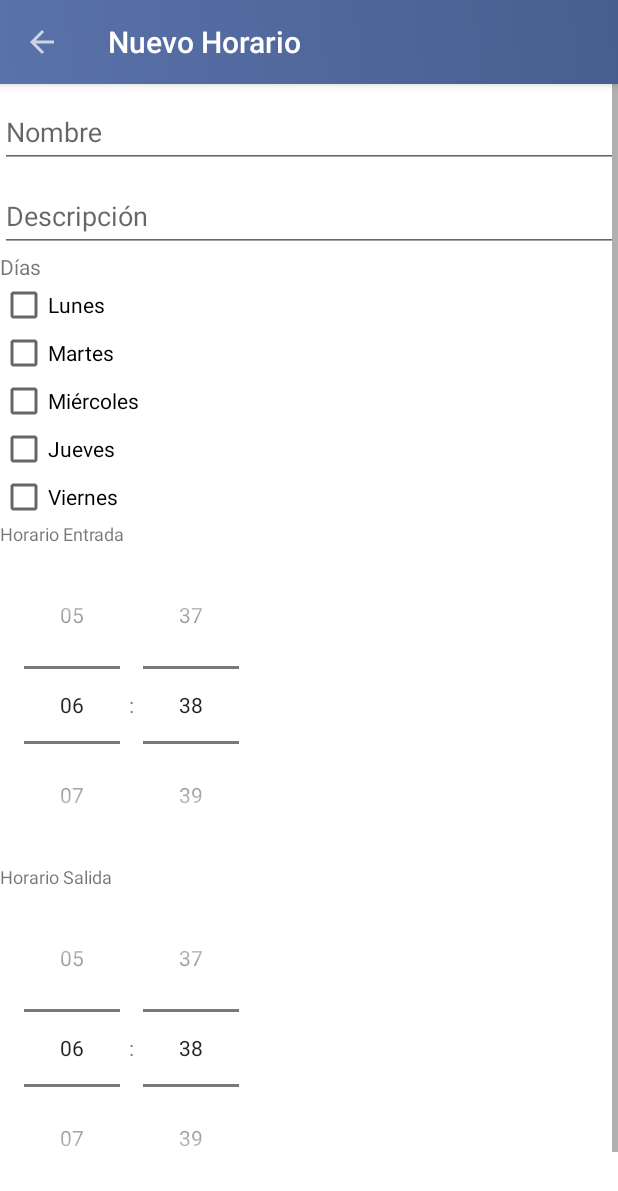
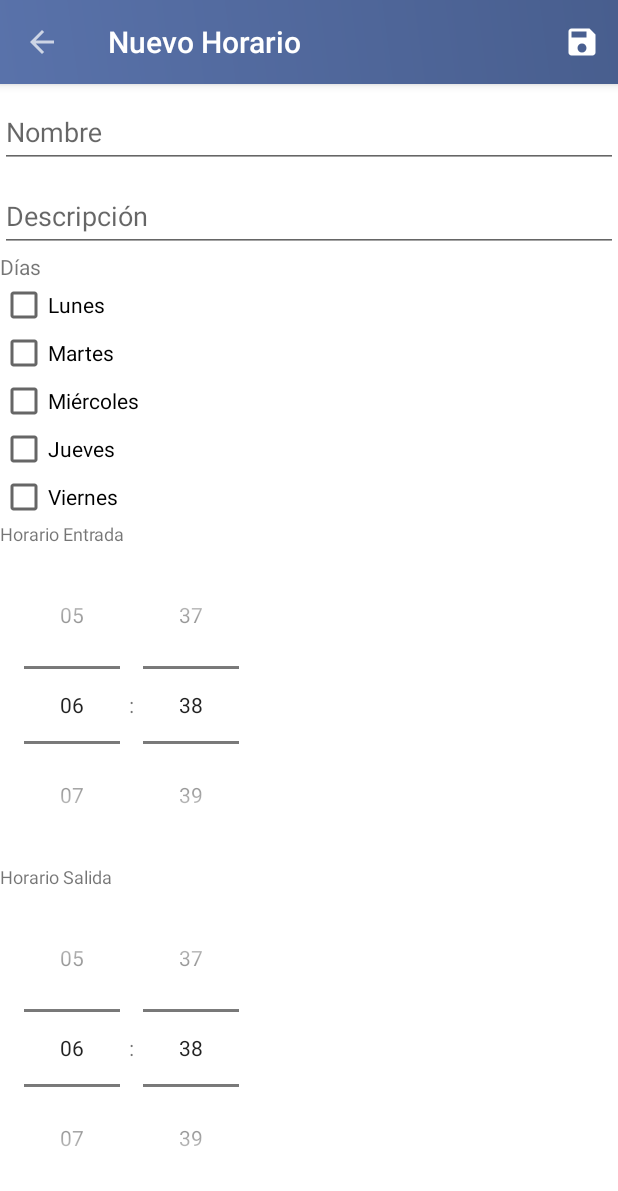
Before and after one commit to 420042e/ControlDeIngreso, an Android app: the NuevoHorarioActivity screen opened directly, with no data from a screen before it, on a phone screen of 412 x 824 dp. Shown: the top 1191 px of the screen. Run offline under Robolectric (Android 15) with nearby library versions, the phone set to English and light mode, and no system bars; libraries missing offline, so code that uses them is left out: com.mobsandgeeks.saripaar; 2 statements that could not run were skipped.

Commit message:
Se añadió botón guardar a la actividad nuevo horario

```diff
--- a/app/src/main/java/com/stbnlycan/controldeingreso/EditarVisitanteActivity.java
+++ b/app/src/main/java/com/stbnlycan/controldeingreso/EditarVisitanteActivity.java
@@ -137,9 +137,6 @@ public class EditarVisitanteActivity extends AppCompatActivity implements Valida
         //getDataTipoVisitante();
 
         Picasso.get().load("http://190.129.90.115:8083/ingresoVisitantes/visitante/mostrarFoto?foto=" + visitanteRecibido.getVteImagen()).centerCrop().resize(500, 500).into(visitanteIV);
-        //Picasso.get().load(new File(Environment.getExternalStorageDirectory().getAbsolutePath() + "/Download/prueba.jpg")).centerCrop().resize(150, 150).into(visitanteIV);
-
-
 
         ciET.setText(visitanteRecibido.getVteCi());
         nombreET.setText(visitanteRecibido.getVteNombre());
--- a/app/src/main/java/com/stbnlycan/controldeingreso/Horarios.java
+++ b/app/src/main/java/com/stbnlycan/controldeingreso/Horarios.java
@@ -223,7 +223,6 @@ public class Horarios extends AppCompatActivity implements HorariosAdapter.OnVis
                         displayTipoVisitanteData(tipoVisitanteSel);
 
                         fetchHorarios(recintoRecibido.getRecCod(), tipoVisitanteSel.getTviCod(),"%","%");
-                        //fetchHorarios("YAC01","2","%","%");
                     }
                     @Override
                     public void onNothingSelected(AdapterView<?> parent) {
--- a/app/src/main/java/com/stbnlycan/controldeingreso/NuevoHorarioActivity.java
+++ b/app/src/main/java/com/stbnlycan/controldeingreso/NuevoHorarioActivity.java
@@ -9,6 +9,8 @@ import androidx.fragment.app.FragmentTransaction;
 import android.content.Intent;
 import android.os.Bundle;
 import android.util.Log;
+import android.view.Menu;
+import android.view.MenuInflater;
 import android.view.MenuItem;
 import android.view.View;
 import android.widget.ArrayAdapter;
@@ -73,8 +75,6 @@ public class NuevoHorarioActivity extends AppCompatActivity implements Validator
     private CheckBox dia4;
     private CheckBox dia5;
 
-    private Button btnNH;
-
     @Override
     protected void onCreate(Bundle savedInstanceState) {
         super.onCreate(savedInstanceState);
@@ -99,8 +99,6 @@ public class NuevoHorarioActivity extends AppCompatActivity implements Validator
         entrada = findViewById(R.id.entrada);
         salida = findViewById(R.id.salida);
 
-        btnNH = findViewById(R.id.btnNH);
-
         /*ActionBar actionBar = getSupportActionBar();
         actionBar.setDisplayHomeAsUpEnabled(true);*/
 
@@ -115,13 +113,6 @@ public class NuevoHorarioActivity extends AppCompatActivity implements Validator
         salida = (TimePicker)findViewById(R.id.salida);
         salida.setIs24HourView(true);
 
-        btnNH.setOnClickListener(new View.OnClickListener() {
-            @Override
-            public void onClick(View v) {
-                validator.validate();
-                //Log.d("msg", "hola");
-            }
-        });
     }
 
     @Override
@@ -130,8 +121,18 @@ public class NuevoHorarioActivity extends AppCompatActivity implements Validator
             case android.R.id.home:
                 finish();
                 return false;
+            case R.id.action_nuevo_horario:
+                validator.validate();
+                return false;
         }
         return super.onOptionsItemSelected(item);
+    }
+
+    @Override
+    public boolean onCreateOptionsMenu(Menu menu) {
+        MenuInflater inflater = getMenuInflater();
+        inflater.inflate(R.menu.menu_nh, menu);
+        return true;
     }
 
     private void registrarHorario() {
--- a/app/src/main/res/layout/activity_editar_visitante.xml
+++ b/app/src/main/res/layout/activity_editar_visitante.xml
@@ -43,7 +43,7 @@
 
                 <ImageView
                     android:id="@+id/visitanteIV"
-                    android:layout_width="wrap_content"
+                    android:layout_width="match_parent"
                     android:layout_height="wrap_content"
                     android:layout_gravity="center_horizontal" />
             </LinearLayout>
--- a/app/src/main/res/layout/activity_horarios.xml
+++ b/app/src/main/res/layout/activity_horarios.xml
@@ -33,7 +33,8 @@
             android:id="@+id/textView7"
             android:layout_width="match_parent"
             android:layout_height="wrap_content"
-            android:text="Tipo de visitante" />
+            android:text="Tipo de visitante"
+            android:textSize="12sp"/>
 
         <Spinner
             android:id="@+id/tipoVisitante"
--- a/app/src/main/res/layout/activity_nuevo_horario.xml
+++ b/app/src/main/res/layout/activity_nuevo_horario.xml
@@ -126,24 +126,6 @@
                 android:layout_height="wrap_content"
                 android:timePickerMode="spinner" />
 
-            <com.google.android.material.button.MaterialButton
-                android:id="@+id/btnNH"
-                android:layout_width="match_parent"
-                android:layout_height="wrap_content"
-                android:layout_margin="16dp"
-                android:gravity="center"
-
-                android:text="Guardar Horario"
-                android:textAllCaps="true"
-                app:backgroundTint="#2196F3"
-                app:icon="@drawable/ic_save_black_24dp"
-                app:iconGravity="textStart"
-                app:iconPadding="20dp"
-                app:iconTint="#FFFFFF"
-                app:layout_constraintBottom_toBottomOf="parent"
-                app:layout_constraintEnd_toEndOf="parent"
-                app:layout_constraintStart_toStartOf="parent" />
-
         </LinearLayout>
 
     </ScrollView>
--- /dev/null
+++ b/app/src/main/res/menu/menu_nh.xml
@@ -0,0 +1,9 @@
+<?xml version="1.0" encoding="utf-8"?>
+<menu xmlns:android="http://schemas.android.com/apk/res/android"
+    xmlns:app="http://schemas.android.com/apk/res-auto">
+    <item
+        android:id="@+id/action_nuevo_horario"
+        android:icon="@drawable/ic_save_white_24dp"
+        android:title="Guardar"
+        app:showAsAction="always|withText" />
+</menu>
```
Also changed, not shown: app/src/main/java/com/stbnlycan/controldeingreso/MainActivity.java (+19 -3 lines), app/src/main/java/com/stbnlycan/controldeingreso/NuevoVisitanteActivity.java (+5 -5 lines), app/src/main/java/com/stbnlycan/controldeingreso/Visitantes.java (+16 -3 lines), app/src/main/res/layout/activity_main.xml (+18 -1 lines), app/src/main/res/layout/activity_visitantes.xml (+15 -0 lines).
